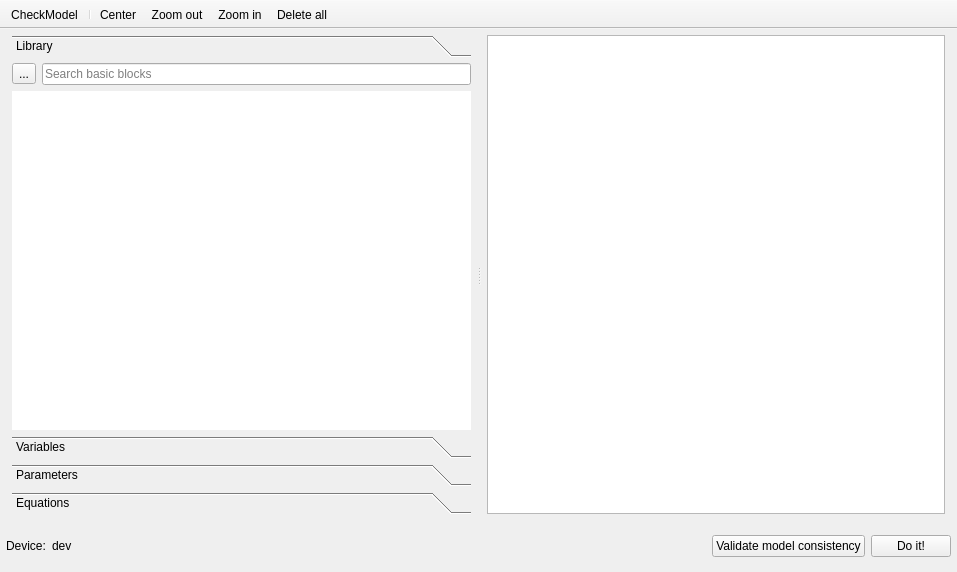
Above: src/VeraGrid/Gui/DynamicModelEditor/block_editor.ui from JordiBejarUPC/veragrid-hvdc-bipolar-pfc before the change. Below: the same form after it.
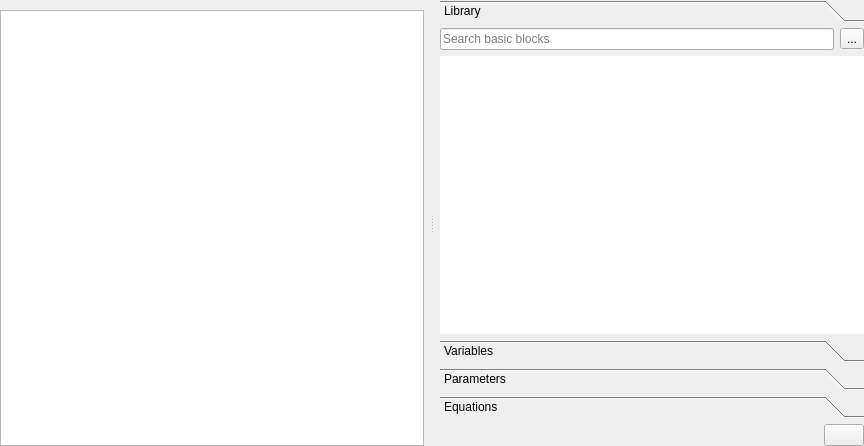
That is the form after the change. Icons and pictures are not drawn.

Diff of the .ui file:
```diff
--- a/src/VeraGrid/Gui/DynamicModelEditor/block_editor.ui
+++ b/src/VeraGrid/Gui/DynamicModelEditor/block_editor.ui
@@ -6,8 +6,8 @@
    <rect>
     <x>0</x>
     <y>0</y>
-    <width>957</width>
-    <height>572</height>
+    <width>864</width>
+    <height>446</height>
    </rect>
   </property>
   <property name="windowTitle">
@@ -16,16 +16,16 @@
   <widget class="QWidget" name="centralwidget">
    <layout class="QVBoxLayout" name="verticalLayout">
     <property name="leftMargin">
-     <number>6</number>
+     <number>0</number>
     </property>
     <property name="topMargin">
      <number>0</number>
     </property>
     <property name="rightMargin">
-     <number>6</number>
+     <number>0</number>
     </property>
     <property name="bottomMargin">
-     <number>6</number>
+     <number>0</number>
     </property>
     <item>
      <widget class="QFrame" name="frame_3">
@@ -37,22 +37,47 @@
       </property>
       <layout class="QVBoxLayout" name="verticalLayout_2">
        <property name="leftMargin">
-        <number>6</number>
+        <number>0</number>
        </property>
        <property name="topMargin">
-        <number>6</number>
+        <number>0</number>
        </property>
        <property name="rightMargin">
-        <number>6</number>
+        <number>0</number>
        </property>
        <property name="bottomMargin">
-        <number>6</number>
+        <number>0</number>
        </property>
        <item>
         <widget class="QSplitter" name="splitter">
          <property name="orientation">
           <enum>Qt::Orientation::Horizontal</enum>
          </property>
+         <widget class="QFrame" name="frame_7">
+          <property name="frameShape">
+           <enum>QFrame::Shape::NoFrame</enum>
+          </property>
+          <property name="frameShadow">
+           <enum>QFrame::Shadow::Raised</enum>
+          </property>
+          <layout class="QVBoxLayout" name="verticalLayout_3">
+           <property name="leftMargin">
+            <number>0</number>
+           </property>
+           <property name="topMargin">
+            <number>10</number>
+           </property>
+           <property name="rightMargin">
+            <number>6</number>
+           </property>
+           <property name="bottomMargin">
+            <number>0</number>
+           </property>
+           <item>
+            <widget class="QGraphicsView" name="graphicsView"/>
+           </item>
+          </layout>
+         </widget>
          <widget class="QFrame" name="frame">
           <property name="frameShape">
            <enum>QFrame::Shape::NoFrame</enum>
@@ -62,13 +87,13 @@
           </property>
           <layout class="QVBoxLayout" name="verticalLayout_6">
            <property name="leftMargin">
-            <number>0</number>
+            <number>6</number>
            </property>
            <property name="topMargin">
             <number>0</number>
            </property>
            <property name="rightMargin">
-            <number>6</number>
+            <number>0</number>
            </property>
            <property name="bottomMargin">
             <number>0</number>
@@ -83,8 +108,8 @@
                <rect>
                 <x>0</x>
                 <y>0</y>
-                <width>459</width>
-                <height>318</height>
+                <width>424</width>
+                <height>288</height>
                </rect>
               </property>
               <attribute name="label">
@@ -124,13 +149,6 @@
                   <property name="bottomMargin">
                    <number>0</number>
                   </property>
-                  <item>
-                   <widget class="QToolButton" name="librarySearchButton">
-                    <property name="text">
-                     <string>...</string>
-                    </property>
-                   </widget>
-                  </item>
                   <item>
                    <widget class="QLineEdit" name="librarySearchLineEdit">
                     <property name="placeholderText">
@@ -138,6 +156,13 @@
                     </property>
                    </widget>
                   </item>
+                  <item>
+                   <widget class="QToolButton" name="librarySearchButton">
+                    <property name="text">
+                     <string>...</string>
+                    </property>
+                   </widget>
+                  </item>
                  </layout>
                 </widget>
                </item>
@@ -254,53 +279,15 @@
              </widget>
             </widget>
            </item>
-          </layout>
-         </widget>
-         <widget class="QFrame" name="frame_7">
-          <property name="frameShape">
-           <enum>QFrame::Shape::NoFrame</enum>
-          </property>
-          <property name="frameShadow">
-           <enum>QFrame::Shadow::Raised</enum>
-          </property>
-          <layout class="QVBoxLayout" name="verticalLayout_3">
-           <property name="leftMargin">
-            <number>6</number>
-           </property>
-           <property name="topMargin">
-            <number>0</number>
-           </property>
-           <property name="rightMargin">
-            <number>0</number>
-           </property>
-           <property name="bottomMargin">
-            <number>0</number>
-           </property>
            <item>
-            <widget class="QGraphicsView" name="graphicsView"/>
-           </item>
-          </layout>
-         </widget>
-        </widget>
-       </item>
-      </layout>
-     </widget>
-    </item>
-    <item>
-     <widget class="QFrame" name="frame_2">
-      <property name="maximumSize">
-       <size>
-        <width>16777215</width>
-        <height>40</height>
-       </size>
-      </property>
+            <widget class="QFrame" name="frame_4">
       <property name="frameShape">
        <enum>QFrame::Shape::NoFrame</enum>
       </property>
       <property name="frameShadow">
        <enum>QFrame::Shadow::Raised</enum>
       </property>
-      <layout class="QHBoxLayout" name="horizontalLayout_2">
+             <layout class="QHBoxLayout" name="horizontalLayout">
        <property name="leftMargin">
         <number>0</number>
        </property>
@@ -313,17 +300,10 @@
        <property name="bottomMargin">
         <number>0</number>
        </property>
-       <item>
-        <widget class="QLabel" name="currently_editing_object_label">
-         <property name="text">
-          <string>Device:</string>
-         </property>
-        </widget>
-       </item>
        <item>
         <widget class="QLabel" name="deviceLabel">
          <property name="text">
-          <string>dev</string>
+                 <string/>
          </property>
         </widget>
        </item>
@@ -334,27 +314,21 @@
          </property>
          <property name="sizeHint" stdset="0">
           <size>
-           <width>859</width>
+                  <width>40</width>
            <height>20</height>
           </size>
          </property>
         </spacer>
        </item>
-       <item>
-        <widget class="QPushButton" name="validateConsistencyButton">
-         <property name="toolTip">
-          <string>&lt;html&gt;&lt;head/&gt;&lt;body&gt;&lt;p&gt;&lt;span style=&quot; font-weight:700;&quot;&gt;Model consistency validation&lt;/span&gt;&lt;/p&gt;&lt;p&gt;Run an informational validation of the edited model structure, mappings, initialization, and port connectivity. This check reports issues but does not block saving the model.&lt;/p&gt;&lt;/body&gt;&lt;/html&gt;</string>
-         </property>
-         <property name="text">
-          <string>Validate model consistency</string>
-         </property>
-        </widget>
-       </item>
        <item>
         <widget class="QPushButton" name="doItButton">
          <property name="text">
-          <string>Do it!</string>
-         </property>
+                 <string/>
+                </property>
+                <property name="icon">
+                 <iconset resource="../Icons/icons.qrc">
+                  <normaloff>:/Icons/icons/accept.png</normaloff>:/Icons/icons/accept.png</iconset>
+                </property>
         </widget>
        </item>
       </layout>
@@ -362,102 +336,13 @@
     </item>
    </layout>
   </widget>
-  <widget class="QMenuBar" name="menuBar">
-   <property name="geometry">
-    <rect>
-     <x>0</x>
-     <y>0</y>
-     <width>957</width>
-     <height>23</height>
-    </rect>
-   </property>
-  </widget>
-  <widget class="QToolBar" name="toolBar">
-   <property name="windowTitle">
-    <string>toolBar</string>
-   </property>
-   <property name="movable">
-    <bool>false</bool>
-   </property>
-   <property name="floatable">
-    <bool>false</bool>
-   </property>
-   <attribute name="toolBarArea">
-    <enum>TopToolBarArea</enum>
-   </attribute>
-   <attribute name="toolBarBreak">
-    <bool>false</bool>
-   </attribute>
-   <addaction name="block_editor_actionCheckModel"/>
-   <addaction name="separator"/>
-   <addaction name="actionCenter"/>
-   <addaction name="actionZoom_out"/>
-   <addaction name="actionZoom_in"/>
-   <addaction name="action_delete_all"/>
-  </widget>
-  <action name="block_editor_actionCheckModel">
-   <property name="icon">
-    <iconset resource="../Icons/icons.qrc">
-     <normaloff>:/Icons/icons/calculator.png</normaloff>:/Icons/icons/calculator.png</iconset>
-   </property>
-   <property name="text">
-    <string>CheckModel</string>
-   </property>
-   <property name="menuRole">
-    <enum>QAction::MenuRole::NoRole</enum>
-   </property>
-  </action>
-  <action name="actionCenter">
-   <property name="icon">
-    <iconset resource="../Icons/icons.qrc">
-     <normaloff>:/Icons/icons/resize.png</normaloff>:/Icons/icons/resize.png</iconset>
-   </property>
-   <property name="text">
-    <string>Center</string>
-   </property>
-   <property name="menuRole">
-    <enum>QAction::MenuRole::NoRole</enum>
-   </property>
-  </action>
-  <action name="actionZoom_in">
-   <property name="icon">
-    <iconset resource="../Icons/icons.qrc">
-     <normaloff>:/Icons/icons/zoom_in.png</normaloff>:/Icons/icons/zoom_in.png</iconset>
-   </property>
-   <property name="text">
-    <string>Zoom in</string>
-   </property>
-   <property name="menuRole">
-    <enum>QAction::MenuRole::NoRole</enum>
-   </property>
-  </action>
-  <action name="actionZoom_out">
-   <property name="icon">
-    <iconset resource="../Icons/icons.qrc">
-     <normaloff>:/Icons/icons/zoom_out.png</normaloff>:/Icons/icons/zoom_out.png</iconset>
-   </property>
-   <property name="text">
-    <string>Zoom out</string>
-   </property>
-   <property name="menuRole">
-    <enum>QAction::MenuRole::NoRole</enum>
-   </property>
-  </action>
-  <action name="action_delete_all">
-   <property name="icon">
-    <iconset resource="../Icons/icons.qrc">
-     <normaloff>:/Icons/icons/delete_schematic.png</normaloff>:/Icons/icons/delete_schematic.png</iconset>
-   </property>
-   <property name="text">
-    <string>Delete all</string>
-   </property>
-   <property name="toolTip">
-    <string>Delete all blocks to start from scratch.</string>
-   </property>
-   <property name="menuRole">
-    <enum>QAction::MenuRole::NoRole</enum>
-   </property>
-  </action>
+        </widget>
+       </item>
+      </layout>
+     </widget>
+    </item>
+   </layout>
+  </widget>
  </widget>
  <resources>
   <include location="../Icons/icons.qrc"/>
```
Left out of the diff: 14 changed lines with no effect on the pictures. Lines whose indentation alone changed are shown as unchanged.
